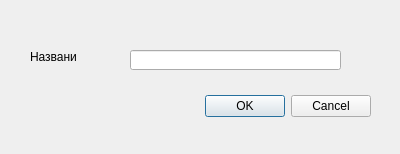
Above: ARMInspectorGUI/Forms/Nsi/nsiEditForm.ui from sid1980/ARMInspector before the change. Below: the same form after it.
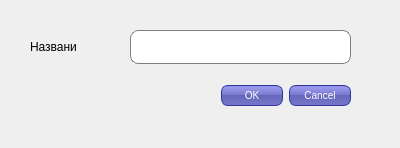
That is the form after the change.

The edit to the form file:
```diff
--- a/ARMInspectorGUI/Forms/Nsi/nsiEditForm.ui
+++ b/ARMInspectorGUI/Forms/Nsi/nsiEditForm.ui
@@ -7,18 +7,43 @@
     <x>0</x>
     <y>0</y>
     <width>400</width>
-    <height>154</height>
+    <height>148</height>
    </rect>
   </property>
   <property name="windowTitle">
    <string>nsiEditForm</string>
   </property>
+  <property name="styleSheet">
+   <string notr="true">QPushButton {
+color: white;
+background-color: QLinearGradient( x1: 0, y1: 0, x2: 0, y2: 1, stop: 0 #88d, stop: 0.1 #99e, stop: 0.49 #77c, stop: 0.5 #66b, stop: 1 #77c);
+border-width: 1px;
+border-color: #339;
+border-style: solid;
+border-radius: 7;
+padding: 3px;
+font-size: 10px;
+padding-left: 5px;
+padding-right: 5px;
+min-width: 50px;
+max-width: 50px;
+min-height: 13px;
+max-height: 13px;
+}
+QLineEdit {
+padding: 1px;
+border-style: solid;
+border: 1px solid gray;
+border-radius: 8px;
+ min-height: 30px;
+}</string>
+  </property>
   <widget class="QDialogButtonBox" name="buttonBox">
    <property name="geometry">
     <rect>
-     <x>30</x>
-     <y>90</y>
-     <width>341</width>
+     <x>40</x>
+     <y>80</y>
+     <width>311</width>
      <height>32</height>
     </rect>
    </property>
@@ -33,7 +58,7 @@
    <property name="geometry">
     <rect>
      <x>30</x>
-     <y>50</y>
+     <y>40</y>
      <width>47</width>
      <height>13</height>
     </rect>
@@ -46,9 +71,9 @@
    <property name="geometry">
     <rect>
      <x>130</x>
-     <y>50</y>
-     <width>211</width>
-     <height>20</height>
+     <y>30</y>
+     <width>221</width>
+     <height>34</height>
     </rect>
    </property>
   </widget>
```
